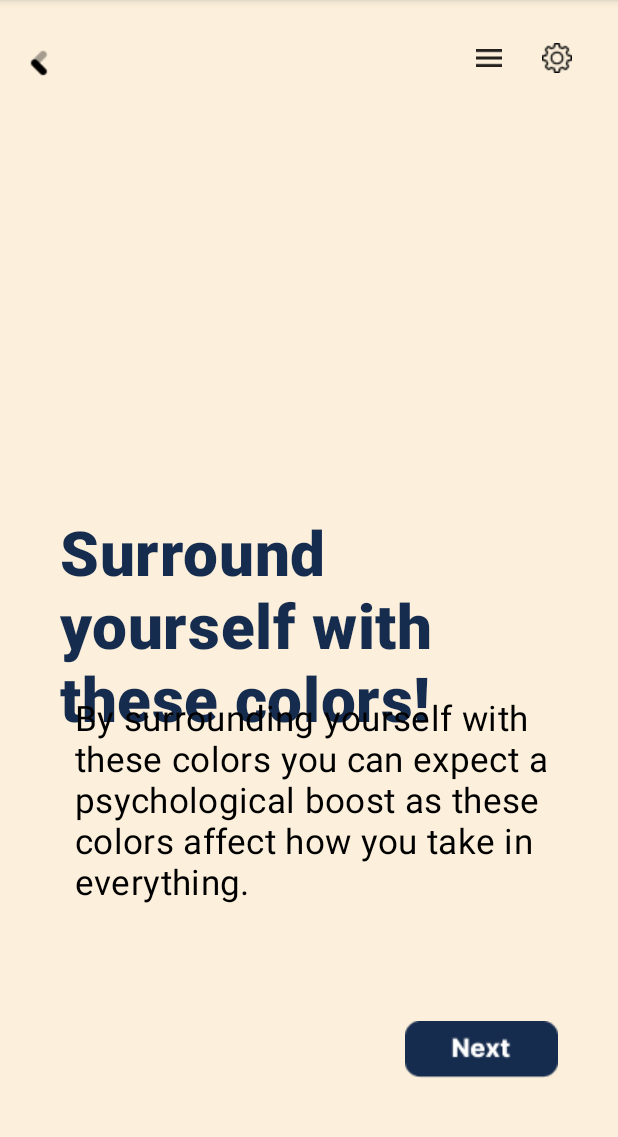
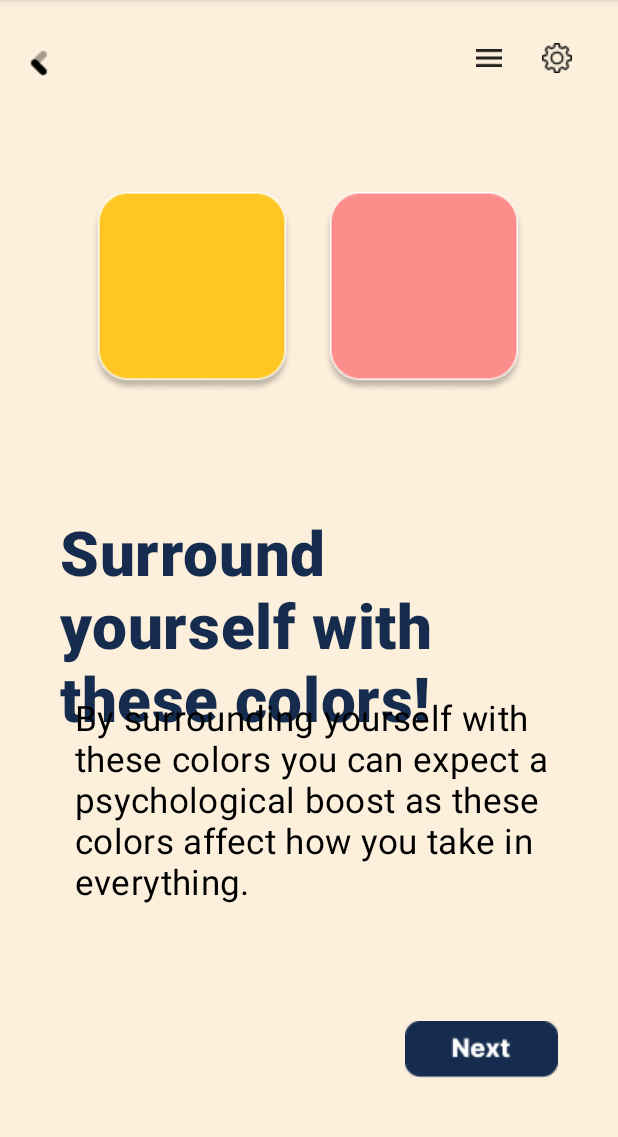
Before and after one commit to StayFrosht/Serenity, an Android app: the Surround screen opened directly, with no data from a screen before it, on a phone screen of 412 x 824 dp, the part 84-1221 px from its top. Run offline under Robolectric (Android 15) with nearby library versions, the phone set to English and light mode, and no system bars.

Commit message:
Updated Surround Page.

```diff
--- a/app/src/main/res/layout/activity_surround.xml
+++ b/app/src/main/res/layout/activity_surround.xml
@@ -102,4 +102,28 @@
         app:layout_constraintStart_toStartOf="parent"
         app:layout_constraintTop_toTopOf="parent"
         app:layout_constraintVertical_bias="0.763" />
+
+    <ImageView
+        android:id="@+id/color1"
+        android:layout_width="wrap_content"
+        android:layout_height="wrap_content"
+        app:layout_constraintBottom_toBottomOf="parent"
+        app:layout_constraintEnd_toEndOf="parent"
+        app:layout_constraintHorizontal_bias="0.219"
+        app:layout_constraintStart_toStartOf="parent"
+        app:layout_constraintTop_toTopOf="parent"
+        app:layout_constraintVertical_bias="0.202"
+        app:srcCompat="@drawable/_color1" />
+
+    <ImageView
+        android:id="@+id/color2"
+        android:layout_width="wrap_content"
+        android:layout_height="wrap_content"
+        app:layout_constraintBottom_toBottomOf="parent"
+        app:layout_constraintEnd_toEndOf="parent"
+        app:layout_constraintHorizontal_bias="0.776"
+        app:layout_constraintStart_toStartOf="parent"
+        app:layout_constraintTop_toTopOf="parent"
+        app:layout_constraintVertical_bias="0.202"
+        app:srcCompat="@drawable/_color2" />
 </androidx.constraintlayout.widget.ConstraintLayout>
```
Also changed, not shown: app/src/main/res/drawable/_color1.png (added), app/src/main/res/drawable/_color2.png (added).
